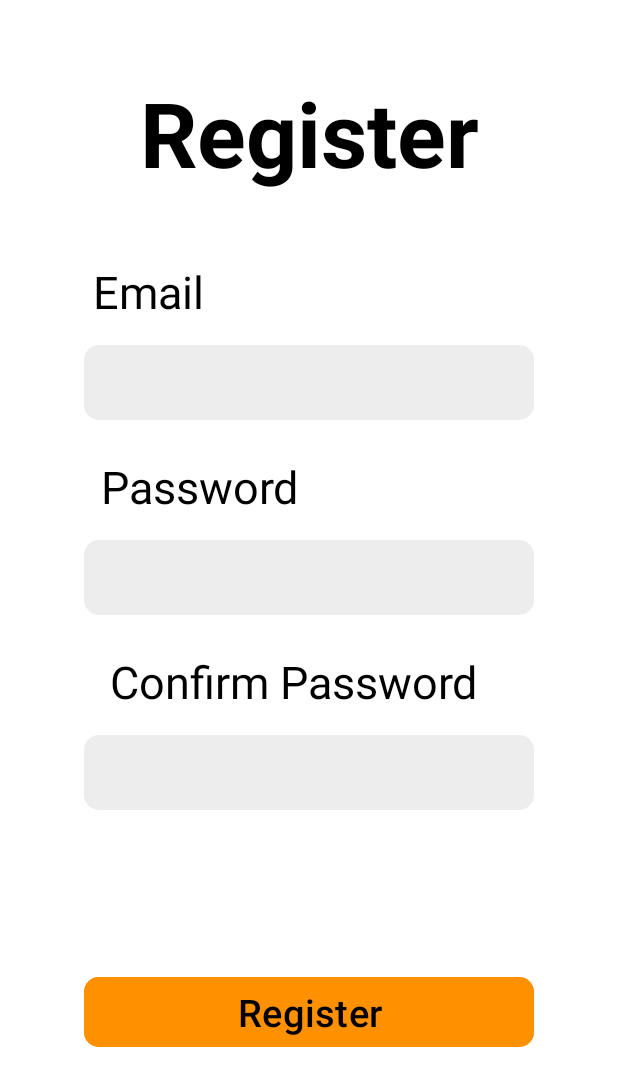
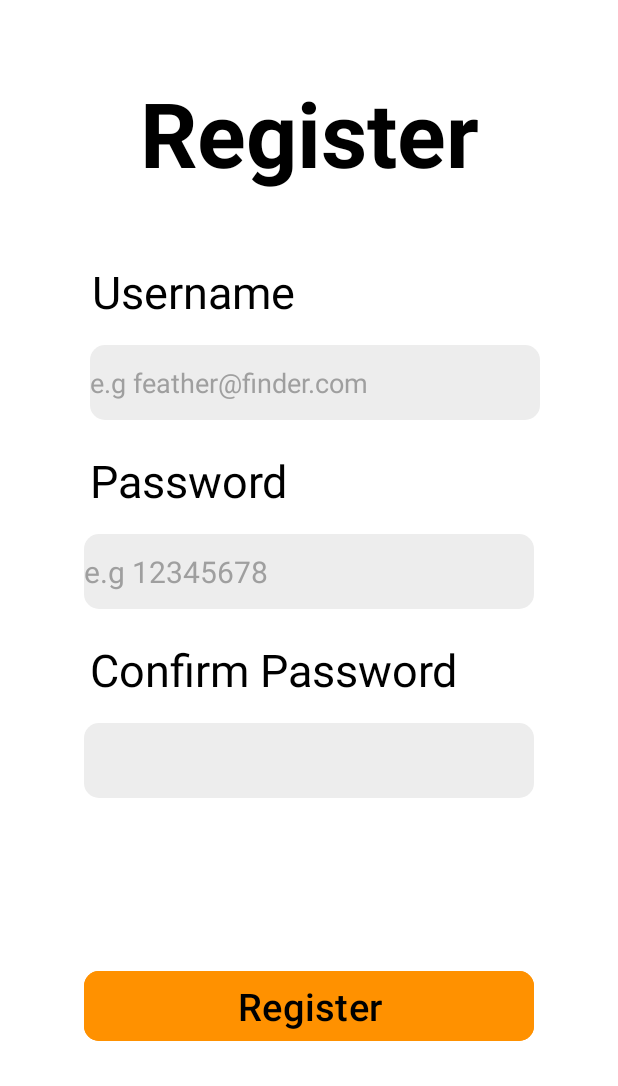
Before and after one commit to ST10090538/OPSC7311_POE, an Android app: the RegisterPage screen opened directly, with no data from a screen before it, on a phone screen of 412 x 824 dp. Shown: the top 1086 px of the screen. Run offline under Robolectric (Android 15) with nearby library versions, the phone set to English and light mode, and no system bars; our stand-ins replace Firebase (no records; nobody signed in at launch, a user with empty details on screens opened directly).

Commit message:
Final touches :)

```diff
--- a/app/src/main/java/a/co/varsitycollege/st10090538/opsc7311_poe/LoginPage.kt
+++ b/app/src/main/java/a/co/varsitycollege/st10090538/opsc7311_poe/LoginPage.kt
@@ -15,8 +15,6 @@ import com.google.firebase.database.DatabaseError
 import com.google.firebase.database.ValueEventListener
 import com.google.firebase.database.database
 import com.google.firebase.database.getValue
-import com.google.firebase.database.ktx.database
-import com.google.firebase.ktx.Firebase
 import com.google.firebase.storage.FirebaseStorage
 
 
--- a/app/src/main/java/a/co/varsitycollege/st10090538/opsc7311_poe/MainActivity.kt
+++ b/app/src/main/java/a/co/varsitycollege/st10090538/opsc7311_poe/MainActivity.kt
@@ -3,12 +3,7 @@ package a.co.varsitycollege.st10090538.opsc7311_poe
 import android.content.Intent
 import android.os.Bundle
 import android.view.View
-import android.widget.ArrayAdapter
-import android.widget.Button
-import android.widget.ImageView
-import android.widget.Spinner
 import androidx.appcompat.app.AppCompatActivity
-import com.google.firebase.FirebaseApp
 
 class MainActivity : AppCompatActivity() {
     override fun onCreate(savedInstanceState: Bundle?) {
--- a/app/src/main/res/layout/register.xml
+++ b/app/src/main/res/layout/register.xml
@@ -26,10 +26,10 @@
         android:id="@+id/textView2"
         android:layout_width="wrap_content"
         android:layout_height="wrap_content"
-        android:layout_marginStart="0dp"
+        android:layout_marginStart="60dp"
         android:layout_marginTop="45dp"
         android:layout_marginEnd="214dp"
-        android:text="Email"
+        android:text="@string/username"
         android:textColor="@color/black"
         android:textSize="30sp"
         app:layout_constraintEnd_toEndOf="parent"
@@ -44,8 +44,10 @@
         android:autofillHints=""
         android:background="@drawable/light_grey_background"
         android:ems="10"
+        android:hint="e.g 12345678"
         android:inputType="textPassword"
         android:textColor="@color/black"
+        android:textColorHint="#9F9F9F"
         android:textSize="20sp"
         app:layout_constraintEnd_toEndOf="parent"
         app:layout_constraintHorizontal_bias="0.5"
@@ -58,12 +60,11 @@
         android:id="@+id/textView3"
         android:layout_width="wrap_content"
         android:layout_height="wrap_content"
-        android:layout_marginTop="24dp"
-        android:layout_marginEnd="145dp"
+        android:layout_marginStart="60dp"
+        android:layout_marginTop="20dp"
         android:text="@string/password"
         android:textColor="@color/black"
         android:textSize="30sp"
-        app:layout_constraintEnd_toEndOf="parent"
         app:layout_constraintStart_toStartOf="parent"
         app:layout_constraintTop_toBottomOf="@+id/UsernameRegister" />
 
@@ -71,12 +72,11 @@
         android:id="@+id/textView4"
         android:layout_width="wrap_content"
         android:layout_height="wrap_content"
-        android:layout_marginTop="24dp"
-        android:layout_marginEnd="20dp"
+        android:layout_marginStart="60dp"
+        android:layout_marginTop="20dp"
         android:text="@string/confirm_password"
         android:textColor="@color/black"
         android:textSize="30sp"
-        app:layout_constraintEnd_toEndOf="parent"
         app:layout_constraintStart_toStartOf="parent"
         app:layout_constraintTop_toBottomOf="@+id/editTextTextPassword" />
 
@@ -84,13 +84,14 @@
         android:id="@+id/UsernameRegister"
         android:layout_width="300dp"
         android:layout_height="50dp"
+        android:layout_marginStart="60dp"
         android:layout_marginTop="15dp"
         android:autofillHints=""
         android:background="@drawable/light_grey_background"
         android:ems="10"
+        android:hint="e.g feather@finder.com"
         android:inputType="text"
-        android:textColor="@color/black"
-        app:layout_constraintEnd_toEndOf="parent"
+        android:textColorHint="#9F9F9F"
         app:layout_constraintStart_toStartOf="parent"
         app:layout_constraintTop_toBottomOf="@+id/textView2"
         tools:ignore="LabelFor,SpeakableTextPresentCheck" />
@@ -104,7 +105,6 @@
         android:background="@drawable/light_grey_background"
         android:ems="10"
         android:inputType="textPassword"
-        android:textColor="@color/black"
         app:layout_constraintEnd_toEndOf="parent"
         app:layout_constraintHorizontal_bias="0.5"
         app:layout_constraintStart_toStartOf="parent"
--- a/app/src/main/res/layout/settings.xml
+++ b/app/src/main/res/layout/settings.xml
@@ -77,7 +77,7 @@
                     <TextView
                         android:id="@+id/usernameLabel"
                         android:layout_width="200dp"
-                        android:layout_height="wrap_content"
+                        android:layout_height="60dp"
                         android:layout_gravity="center"
                         android:text="@string/username"
                         android:textAlignment="center"
--- a/app/src/main/res/values/strings.xml
+++ b/app/src/main/res/values/strings.xml
@@ -1,5 +1,5 @@
 <resources>
-    <string name="app_name">FeatherFinder</string>
+    <string name="app_name">Feather Finder</string>
     <string name="login">Login</string>
     <string name="register">Register</string>
     <string name="password">Password</string>
--- a/build.gradle
+++ b/build.gradle
@@ -4,8 +4,8 @@ buildscript {
     }
 }// Top-level build file where you can add configuration options common to all sub-projects/modules.
 plugins {
-    id 'com.android.application' version '8.0.2' apply false
-    id 'com.android.library' version '8.0.2' apply false
+    id 'com.android.application' version '8.1.3' apply false
+    id 'com.android.library' version '8.1.3' apply false
     id 'org.jetbrains.kotlin.android' version '1.9.20-Beta2' apply false
     id 'com.google.android.libraries.mapsplatform.secrets-gradle-plugin' version '2.0.1' apply false
 }
```
Also changed, not shown: app/src/main/AndroidManifest.xml (+14 -7 lines), app/src/main/java/a/co/varsitycollege/st10090538/opsc7311_poe/RegisterPage.kt (+2 -5 lines), app/src/main/res/layout/login.xml (+7 -3 lines).
